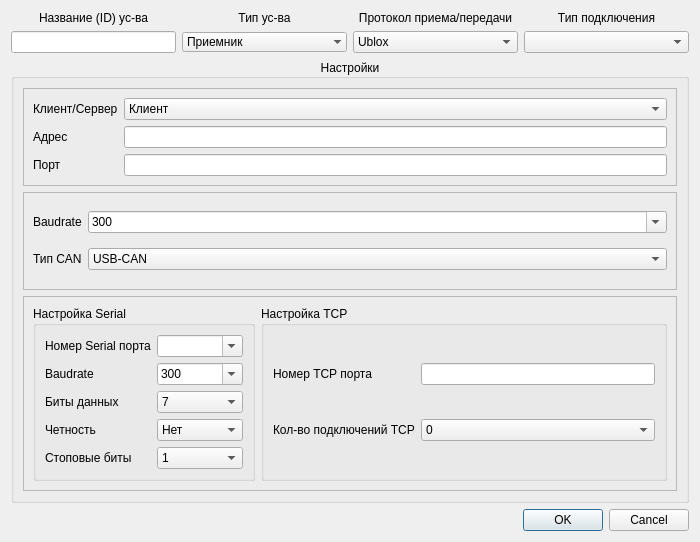
This is connectionSettings.ui in revermun/Experiment_helper as Qt 5 draws it before an edit. The edited form follows.
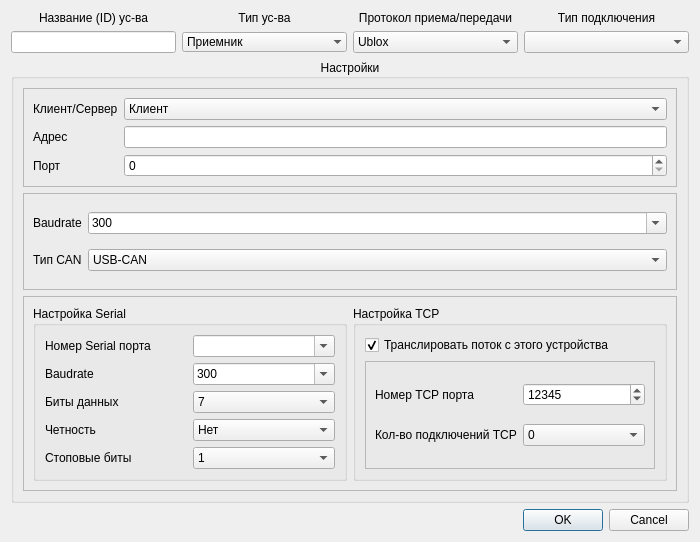
This is the edited form.

What changed in the file:
```diff
--- a/connectionSettings.ui
+++ b/connectionSettings.ui
@@ -211,9 +211,6 @@
            </item>
           </widget>
          </item>
-         <item row="2" column="1">
-          <widget class="QLineEdit" name="lineTCPport"/>
-         </item>
          <item row="1" column="0">
           <widget class="QLabel" name="label_16">
            <property name="text">
@@ -224,6 +221,13 @@
          <item row="1" column="1">
           <widget class="QLineEdit" name="lineTCPaddr"/>
          </item>
+         <item row="2" column="1">
+          <widget class="QSpinBox" name="spinTCPport">
+           <property name="maximum">
+            <number>65535</number>
+           </property>
+          </widget>
+         </item>
         </layout>
        </widget>
       </item>
@@ -520,24 +524,46 @@
            </property>
            <layout class="QGridLayout" name="gridLayout_2">
             <item row="0" column="0">
+             <widget class="QCheckBox" name="checkSerialIsTranslating">
+              <property name="enabled">
+               <bool>true</bool>
+              </property>
+              <property name="text">
+               <string>Транслировать поток с этого устройства</string>
+              </property>
+              <property name="checked">
+               <bool>true</bool>
+              </property>
+             </widget>
+            </item>
+            <item row="1" column="0" colspan="2">
+             <widget class="QFrame" name="frameSerialTCP">
+              <property name="frameShape">
+               <enum>QFrame::StyledPanel</enum>
+              </property>
+              <property name="frameShadow">
+               <enum>QFrame::Raised</enum>
+              </property>
+              <layout class="QGridLayout" name="gridLayout_5" columnstretch="0,1">
+               <item row="1" column="0">
              <widget class="QLabel" name="label_10">
               <property name="text">
                <string>Номер TCP порта</string>
               </property>
              </widget>
             </item>
-            <item row="0" column="1">
-             <widget class="QLineEdit" name="lineSerialTCPport"/>
-            </item>
-            <item row="1" column="0">
+               <item row="2" column="0">
              <widget class="QLabel" name="label_11">
               <property name="text">
                <string>Кол-во подключений TCP</string>
               </property>
              </widget>
             </item>
-            <item row="1" column="1">
+               <item row="2" column="1">
              <widget class="QComboBox" name="comboSerialConnNum">
+                 <property name="currentText">
+                  <string>1</string>
+                 </property>
               <item>
                <property name="text">
                 <string>0</string>
@@ -570,6 +596,19 @@
               </item>
              </widget>
             </item>
+               <item row="1" column="1">
+                <widget class="QSpinBox" name="spinSerialTCPport">
+                 <property name="maximum">
+                  <number>65535</number>
+                 </property>
+                 <property name="value">
+                  <number>12345</number>
+                 </property>
+                </widget>
+               </item>
+              </layout>
+             </widget>
+            </item>
            </layout>
           </widget>
          </item>
```
Left out of the diff: 17 changed lines with no effect on the pictures. Lines whose indentation alone changed are shown as unchanged.
